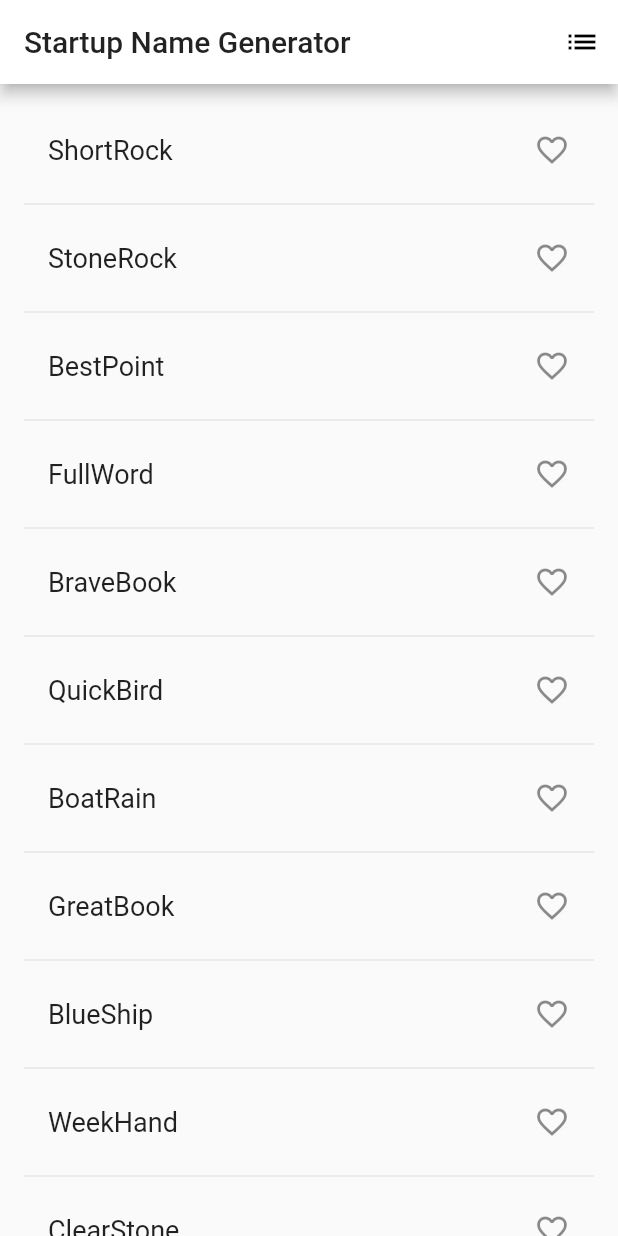
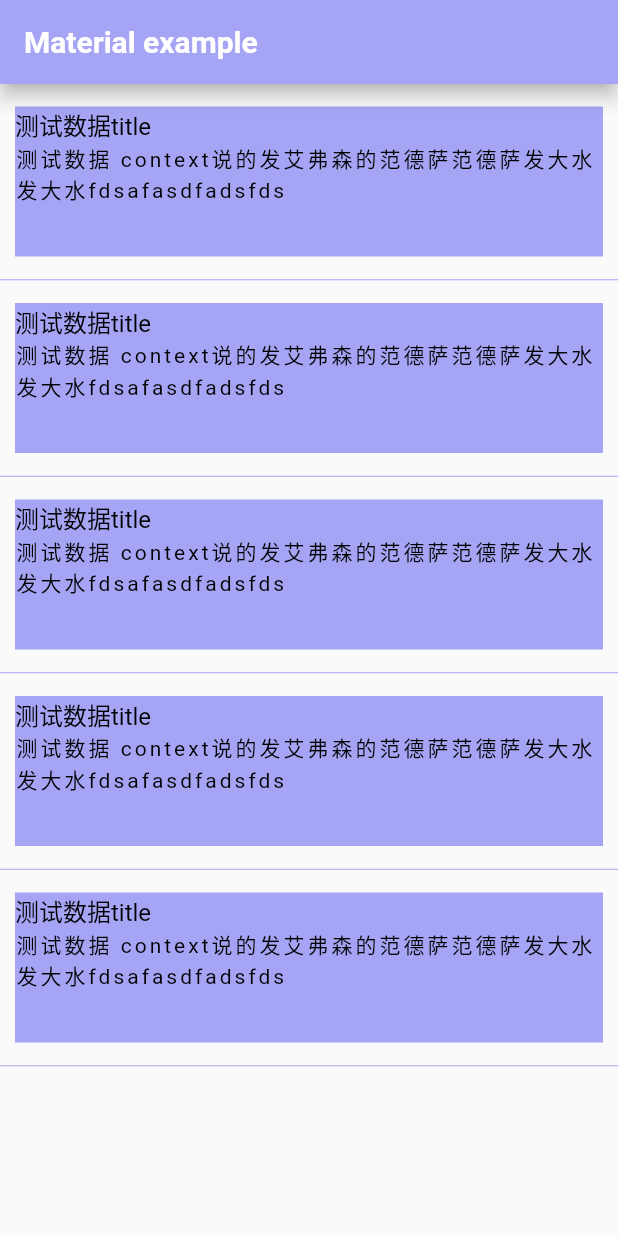
Before and after one commit to xiaofeixiaflyingOC/FlutterDemo, a Flutter app: the screen it shows after launch, on a phone screen of 412 x 824 dp. Run offline on Flutter 3.47's test engine with Material 2 defaults, Android fonts, the phone set to English and light mode, and no system bars.

Commit message:
flutter 简单列表+文字

```diff
--- a/FlutterNavite/Flutter/flutter_module/lib/main.dart
+++ b/FlutterNavite/Flutter/flutter_module/lib/main.dart
@@ -1,204 +1,96 @@
 import 'package:flutter/material.dart';
-import 'package:english_words/english_words.dart';
-void main() => runApp(MyApp());
 
-class MyApp extends StatelessWidget {
-  // This widget is the root of your application.
+void main()=> runApp(App());
+
+class App extends StatelessWidget{
   @override
-  Widget build(BuildContext context) {
-    return new MaterialApp(
-      title: 'Startup Name Generator',
-      theme: new ThemeData(          // 新增代码开始...
-        primaryColor: Colors.white,
-      ),
-      home: new RandomWords(),
-    );
-  }
-}
-
-class MyHomePage extends StatefulWidget {
-  MyHomePage({Key key, this.title}) : super(key: key);
-
-  // This widget is the home page of your application. It is stateful, meaning
-  // that it has a State object (defined below) that contains fields that affect
-  // how it looks.
-
-  // This class is the configuration for the state. It holds the values (in this
-  // case the title) provided by the parent (in this case the App widget) and
-  // used by the build method of the State. Fields in a Widget subclass are
-  // always marked "final".
-
-  final String title;
-
-  @override
-  _MyHomePageState createState() => _MyHomePageState();
-}
-
-class _MyHomePageState extends State<MyHomePage> {
-  int _counter = 0;
-
-  void _incrementCounter() {
-    setState(() {
-      // This call to setState tells the Flutter framework that something has
-      // changed in this State, which causes it to rerun the build method below
-      // so that the display can reflect the updated values. If we changed
-      // _counter without calling setState(), then the build method would not be
-      // called again, and so nothing would appear to happen.
-      _counter++;
-    });
-  }
-
-  @override
-  Widget build(BuildContext context) {
-    // This method is rerun every time setState is called, for instance as done
-    // by the _incrementCounter method above.
-    //
-    // The Flutter framework has been optimized to make rerunning build methods
-    // fast, so that you can just rebuild anything that needs updating rather
-    // than having to individually change instances of widgets.
-    return Scaffold(
-      appBar: AppBar(
-        // Here we take the value from the MyHomePage object that was created by
-        // the App.build method, and use it to set our appbar title.
-        title: Text(widget.title),
-      ),
-      body: Center(
-        // Center is a layout widget. It takes a single child and positions it
-        // in the middle of the parent.
-        child: Column(
-          // Column is also layout widget. It takes a list of children and
-          // arranges them vertically. By default, it sizes itself to fit its
-          // children horizontally, and tries to be as tall as its parent.
-          //
-          // Invoke "debug painting" (press "p" in the console, choose the
-          // "Toggle Debug Paint" action from the Flutter Inspector in Android
-          // Studio, or the "Toggle Debug Paint" command in Visual Studio Code)
-          // to see the wireframe for each widget.
-          //
-          // Column has various properties to control how it sizes itself and
-          // how it positions its children. Here we use mainAxisAlignment to
-          // center the children vertically; the main axis here is the vertical
-          // axis because Columns are vertical (the cross axis would be
-          // horizontal).
-          mainAxisAlignment: MainAxisAlignment.center,
-          children: <Widget>[
-            Text(
-              'You have pushed the button this many times:',
-            ),
-            Text(
-              '$_counter',
-              style: Theme.of(context).textTheme.display1,
-            ),
-          ],
-        ),
-      ),
-      floatingActionButton: FloatingActionButton(
-        onPressed: _incrementCounter,
-        tooltip: 'Increment',
-        child: Icon(Icons.add),
-      ), // This trailing comma makes auto-formatting nicer for build methods.
+  Widget build(BuildContext context){
+    return MaterialApp(
+      home: Home(),
+      theme: ThemeData(
+        primarySwatch: Colors.yellow
+      )
     );
   }
 }
 
 
 
-class RandomWords extends StatefulWidget {
+
+class Home extends StatelessWidget{
+  Widget _listItemBuilder(BuildContext context, int index){
+    if(index.isOdd){
+      // 在每一列之前，添加一个1像素高的分隔线widget
+      return new Divider(
+        height: 1.0,
+        color: Color.fromRGBO(166, 165, 245, 1.0),
+      );
+    }
+
+//    return Text(posts[index].title);
+      return Container(
+        color: Color.fromRGBO(166, 165, 245, 1.0),
+        margin: EdgeInsets.fromLTRB(10, 15, 10, 15),
+        height:(100),
+        child: Column(
+          crossAxisAlignment: CrossAxisAlignment.start,
+          children: <Widget>[
+            //文字左对齐显示
+            Text(
+                '测试数据title',
+                softWrap: true,//是否自动换行，若为false，文字将不考虑容器大小，单行显示，超出屏幕部分将默认截断处理
+                textAlign: TextAlign.left,//左对齐
+                overflow: TextOverflow.ellipsis,//超出部分省略号
+                maxLines: 1,
+                style:TextStyle(
+                  fontSize: 16,
+                  color:const Color(0xFF000000),
+                ),
+              ),
+            Text(
+              '测试数据 context说的发艾弗森的范德萨范德萨发大水发大水fdsafasdfadsfds',
+              softWrap: true,
+              textAlign: TextAlign.left,//左对齐
+              overflow: TextOverflow.ellipsis,//超出部分省略号
+              maxLines: 2,
+              style:TextStyle(
+                fontSize: 14,
+                letterSpacing:2,//字母间距
+                color:const Color(0xFF000000),
+              ),
+            )
+          ],
+        ),
+
+      );
+  }
+
   @override
-  RandomWordsState createState() => new RandomWordsState();
-}
+  Widget build(BuildContext context){
+    return MaterialApp(
+      home: Scaffold(
+        appBar: AppBar(
+          title: Text(
+            'Material example',
+            style: TextStyle(
+              fontSize: 20,
+              color:const Color(0xFFFFFFFF),
+              fontWeight: FontWeight.bold,
+            ),
+          ),
+          elevation: 5,
+          backgroundColor: Color.fromRGBO(166, 165, 245, 1.0),
+        ),
+        body: ListView.builder(
+//          itemCount: posts.length,
+          itemCount:10,
+          itemBuilder: _listItemBuilder,
 
-class RandomWordsState extends State<RandomWords>{
-  void _pushSaved() {
-    Navigator.of(context).push(
-      new MaterialPageRoute<void>(
-        builder: (BuildContext context) {
-          final Iterable<ListTile> tiles = _saved.map(
-                (WordPair pair) {
-              return new ListTile(
-                title: new Text(
-                  pair.asPascalCase,
-                  style: _biggerFont,
-                ),
-              );
-            },
-          );
-          final List<Widget> divided = ListTile
-              .divideTiles(
-            context: context,
-            tiles: tiles,
-          )
-              .toList();
 
-          return new Scaffold(         // 新增 6 行代码开始 ...
-            appBar: new AppBar(
-              title: const Text('Saved Suggestions'),
-            ),
-            body: new ListView(children: divided),
-          );                           // ... 新增代码段结束.
-        },
+
+        ),
       ),
     );
   }
 
-  @override                                  // 新增代码片段 - 开始 ...
-   final List<WordPair>_suggestion = <WordPair>[];
-  final Set<WordPair> _saved = new Set<WordPair>();   // 新增本行
-  final TextStyle _biggerFont = const TextStyle(fontSize: 18.0);
-  Widget _buildSuggestions() {
-    return new ListView.builder(
-        padding: const EdgeInsets.all(16.0),
-        itemBuilder: (BuildContext _context, int i) {
-          if (i.isOdd) {
-            return new Divider();
-          }
-
-          final int index = i ~/ 2;
-          if (index >= _suggestion.length) {
-            _suggestion.addAll(generateWordPairs().take(10));
-          }
-          return _bulidRow(_suggestion[index]);
-        }
-    );
-
-  }
-    Widget _bulidRow(WordPair pair){
-      final bool alreadySaved = _saved.contains(pair);
-      return new ListTile(
-        title: new Text(
-          pair.asPascalCase,
-          style: _biggerFont,
-        ),
-        trailing: new Icon(   // 新增代码开始 ...
-          alreadySaved ? Icons.favorite : Icons.favorite_border,
-          color: alreadySaved ? Colors.red : null,
-        ),                    // ... 新增代码结束
-        onTap: () {      // 增加如下 9 行代码...
-          setState(() {
-            if (alreadySaved) {
-              _saved.remove(pair);
-            } else {
-              _saved.add(pair);
-            }
-          });
-        },
-      );
-    }
-    Widget build(BuildContext context) {
-      //final wordPair = new WordPair.random(); // 删掉 ...
-      //return new Text(wordPair.asPascalCase); // ... 这两行
-
-      return new Scaffold (                   // 代码从这里...
-        appBar: new AppBar(
-          title: new Text('Startup Name Generator'),
-          actions: <Widget>[      // 新增代码开始 ...
-            new IconButton(icon: const Icon(Icons.list), onPressed: _pushSaved),
-          ],
-        ),
-        body: _buildSuggestions(),
-      );                                      // ... 添加到这里
-    }
-
-
-
 }
```
Also changed, not shown: 1 other file.
